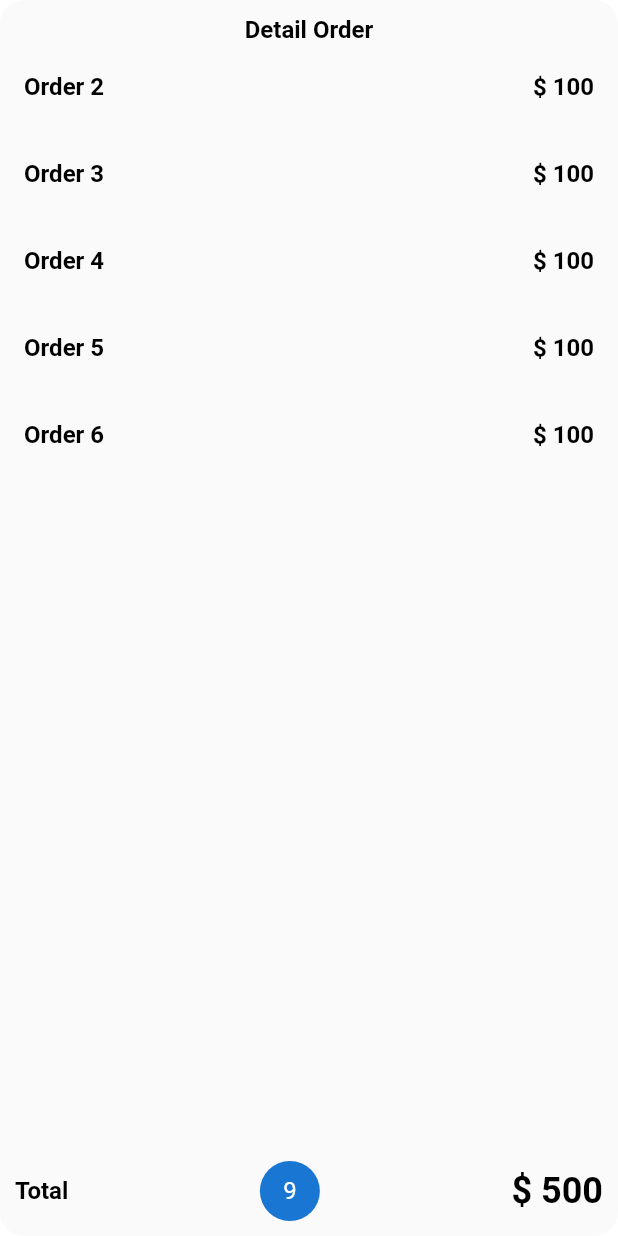
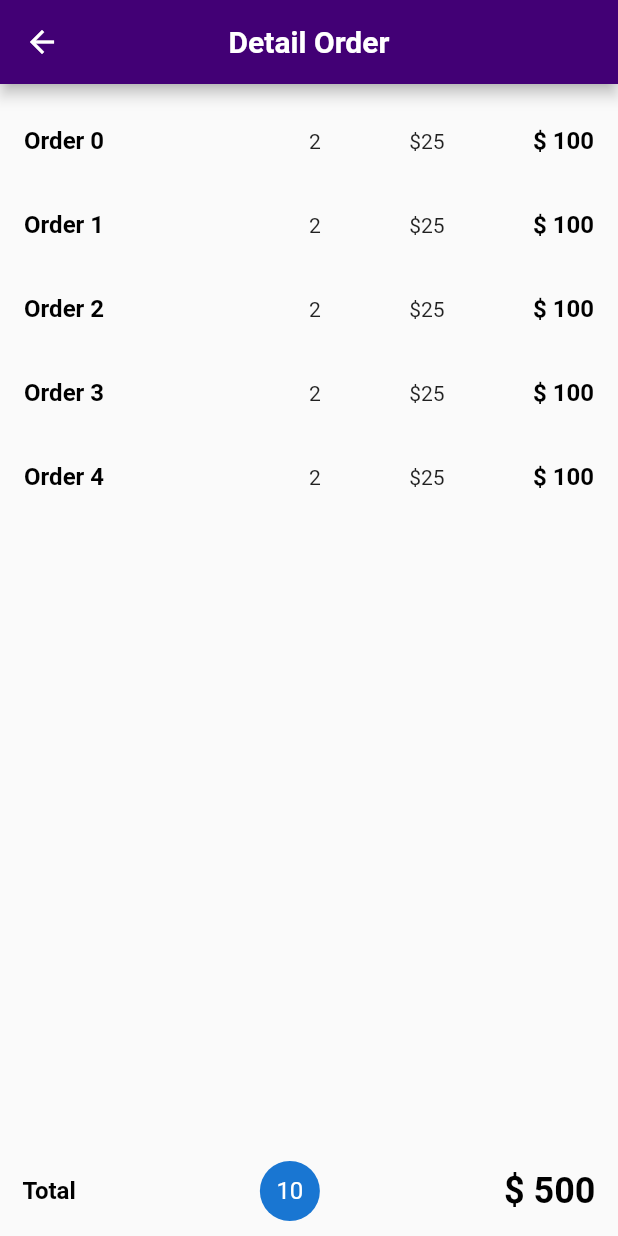
Before and after one commit to wewo-ecommerce/wewo, a Flutter app: the DetailOrderView screen opened directly, on a phone screen of 412 x 824 dp. Run offline on Flutter 3.47's test engine with Material 2 defaults, Android fonts, the light colour scheme and no system bars; our stand-ins replace another_flushbar, cached_network_image, cloud_firestore, flutter_svg, get, get_storage and 2 more; missing offline and left inert: dart:ffi; accounts and stored records are empty; network calls fail; Roboto replaces fonts that are missing (Poppins, Quicksand).

Commit message:
Detail Order Update

```diff
--- a/lib/app/modules/detail_order/views/detail_order_view.dart
+++ b/lib/app/modules/detail_order/views/detail_order_view.dart
@@ -1,23 +1,28 @@
 import 'package:flutter/material.dart';
+import 'package:get/get.dart';
 
 import 'package:new_wewo/app/common/util/exports.dart';
+import 'package:new_wewo/app/modules/detail_order/controllers/detail_order_controller.dart';
 
-class DetailOrderView extends StatefulWidget {
+class DetailOrderView extends GetView<DetailOrderController> {
   const DetailOrderView({super.key});
 
   @override
-  State<DetailOrderView> createState() => _DetailOrderViewState();
-}
+  Widget build(BuildContext context) {
+    return Scaffold(
+      appBar: _buildAppBar(context),
+      body: _buildBody(context),
+      bottomNavigationBar: _buildBottom(context),
+    );
+  }
 
-class _DetailOrderViewState extends State<DetailOrderView> {
-  @override
-  Widget build(BuildContext context) {
-    return ClipRRect(
-      borderRadius: BorderRadius.circular(16),
-      child: Scaffold(
-        body: _buildBody(context),
-        bottomNavigationBar: _buildBottom(context),
+  PreferredSizeWidget _buildAppBar(BuildContext context) {
+    return AppBar(
+      title: Text(
+        'Detail Order',
+        style: AppTextStyle.titleTextStyle.copyWith(color: Colors.white),
       ),
+      centerTitle: true,
     );
   }
 
@@ -25,36 +30,27 @@ class _DetailOrderViewState extends State<DetailOrderView> {
     return ListView.builder(
       padding: const EdgeInsets.symmetric(vertical: 10),
       shrinkWrap: true,
-      itemCount: 6,
+      itemCount: 5,
       itemBuilder: (context, index) {
-        if (index == 0) {
-          return Align(
-            alignment: Alignment.center,
-            child: Text(
-              'Detail Order',
-              style: AppTextStyle.semiBoldtypeText,
-            ),
-          );
-        }
-        return ExpansionTile(
+        return ListTile(
           title: Text(
-            'Order ${index + 1}',
+            'Order ${index}',
             style: AppTextStyle.semiBoldtypeText,
           ),
-          trailing: Text(
-            '\$ ${100}',
-            style: AppTextStyle.semiBoldtypeText,
+          trailing: FractionallySizedBox(
+            widthFactor: 0.5,
+            child: Row(
+              mainAxisAlignment: MainAxisAlignment.spaceBetween,
+              children: [
+                const Text('2'),
+                const Text('\$25'),
+                Text(
+                  '\$ ${100}',
+                  style: AppTextStyle.semiBoldtypeText,
+                ),
+              ],
+            ),
           ),
-          children: const [
-            ListTile(
-              title: Text('Amount'),
-              trailing: Text('5'),
-            ),
-            ListTile(
-              title: Text('Discount'),
-              trailing: Text('5%'),
-            )
-          ],
         );
       },
     );
@@ -62,7 +58,7 @@ class _DetailOrderViewState extends State<DetailOrderView> {
 
   Widget _buildBottom(BuildContext context) {
     return Padding(
-      padding: const EdgeInsets.symmetric(vertical: 10, horizontal: 10),
+      padding: const EdgeInsets.symmetric(vertical: 10, horizontal: 15),
       child: Row(
         mainAxisAlignment: MainAxisAlignment.spaceBetween,
         children: [
@@ -71,7 +67,7 @@ class _DetailOrderViewState extends State<DetailOrderView> {
             style: AppTextStyle.semiBoldtypeText,
           ),
           const CircleAvatar(
-            child: Text('9'),
+            child: Text('10'),
           ),
           Text(
             '\$ 500',
--- a/lib/app/modules/order_history/views/order_history_view.dart
+++ b/lib/app/modules/order_history/views/order_history_view.dart
@@ -34,12 +34,9 @@ class OrderHistoryView extends GetView<OrderHistoryController> {
       ),
       bottom: TabBar(
           isScrollable: true,
-          // labelColor: Colors.black,
           indicatorSize: TabBarIndicatorSize.label,
           labelStyle: AppTextStyle.semiBoldtypeText,
           unselectedLabelStyle: AppTextStyle.normaltypeText,
-          // indicator:
-          //     CustomIndicatorDecoration(color: Colors.white.withOpacity(0.5)),
           tabs: const <Widget>[
             Tab(
               child: Text('All orders'),
@@ -71,13 +68,13 @@ class OrderHistoryView extends GetView<OrderHistoryController> {
                 return OrderHistoryItem(order: order);
               },
             )),
-      Center(
+      const Center(
         child: Text("WAITING"),
       ),
-      Center(
+      const Center(
         child: Text("WAITING"),
       ),
-      Center(
+      const Center(
         child: Text("WAITING"),
       ),
     ]);
--- a/lib/app/modules/order_history/views/widgets/order_history_item.dart
+++ b/lib/app/modules/order_history/views/widgets/order_history_item.dart
@@ -1,12 +1,13 @@
 import 'package:cached_network_image/cached_network_image.dart';
-import 'package:flutter/cupertino.dart';
+
 import 'package:flutter/material.dart';
-import 'package:flutter/src/widgets/container.dart';
-import 'package:flutter/src/widgets/framework.dart';
+
+import 'package:get/get.dart';
 import 'package:new_wewo/app/common/util/exports.dart';
 import 'package:new_wewo/app/data/models/order_model.dart';
 import 'package:new_wewo/app/modules/detail_order/views/detail_order_view.dart';
 import 'package:new_wewo/app/modules/order_history/views/widgets/detail_order.dart';
+import 'package:new_wewo/app/routes/app_pages.dart';
 
 class OrderHistoryItem extends StatelessWidget {
   final Order order;
@@ -17,15 +18,7 @@ class OrderHistoryItem extends StatelessWidget {
     return Padding(
       padding: const EdgeInsets.symmetric(vertical: 5),
       child: ListTile(
-        onTap: () async => await showModalBottomSheet(
-          context: context,
-          shape: const RoundedRectangleBorder(
-            borderRadius: BorderRadius.vertical(top: Radius.circular(15.0)),
-          ),
-          builder: (context) {
-            return DetailOrderView();
-          },
-        ),
+        onTap: () => Get.toNamed(Routes.DETAIL_ORDER),
         key: ValueKey(order),
         shape: const Border.symmetric(
             horizontal: BorderSide(width: 2, color: Color(0xffeeeeee))),
--- a/lib/app/routes/app_pages.dart
+++ b/lib/app/routes/app_pages.dart
@@ -1,4 +1,6 @@
 import 'package:get/get.dart';
+import 'package:new_wewo/app/modules/detail_order/bindings/detail_order_bindings.dart';
+import 'package:new_wewo/app/modules/detail_order/views/detail_order_view.dart';
 import 'package:new_wewo/app/modules/order_history/bindings/order_history_binding.dart';
 import 'package:new_wewo/app/modules/order_history/views/order_history_view.dart';
 import 'package:new_wewo/app/modules/shopping_cart/bindings/shopping_cart_binding.dart';
@@ -36,6 +38,10 @@ class AppPages {
       name: _Paths.ORDER_HISTORY,
       page: () => const OrderHistoryView(),
       binding: OrderHistoryBinding(),
-    )
+    ),
+    GetPage(
+        name: _Paths.DETAIL_ORDER,
+        page: () => const DetailOrderView(),
+        binding: DetailOrderBinding())
   ];
 }
--- a/lib/app/routes/app_routes.dart
+++ b/lib/app/routes/app_routes.dart
@@ -7,6 +7,7 @@ abstract class Routes {
   static const SHOPPING_CART = _Paths.SHOPPING_CART;
   static const STORE_VIEW = _Paths.STORE_VIEW;
   static const ORDER_HISTORY = _Paths.ORDER_HISTORY;
+  static const DETAIL_ORDER = _Paths.DETAIL_ORDER;
 }
 
 abstract class _Paths {
@@ -15,4 +16,5 @@ abstract class _Paths {
   static const SHOPPING_CART = '/shopping_cart';
   static const STORE_VIEW = '/store_view';
   static const ORDER_HISTORY = '/order_history';
+  static const DETAIL_ORDER = '/detail_order';
 }
```
